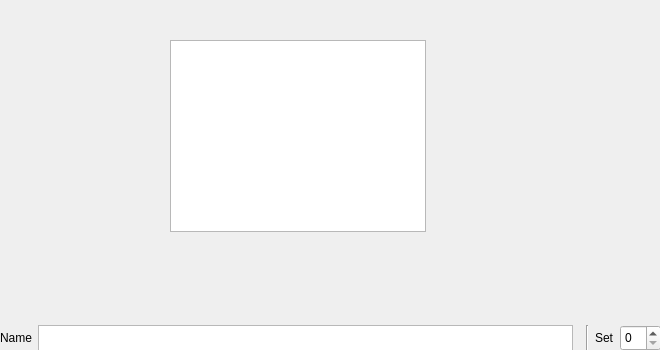
First picture: the form in src/LiveFrame.ui, repository oli-kester/kepler34, before the edit.
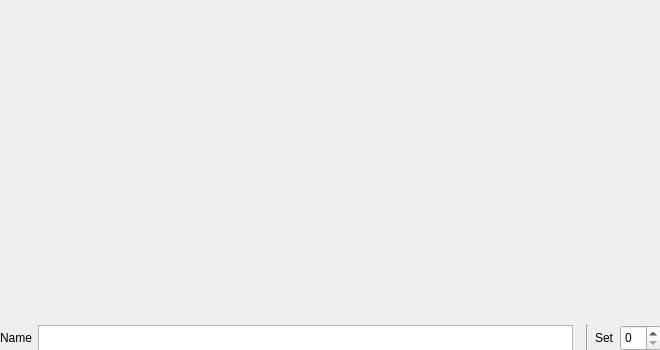
Second picture: the form after the edit.

```diff
--- a/src/LiveFrame.ui
+++ b/src/LiveFrame.ui
@@ -59,18 +59,7 @@
        <number>1</number>
       </property>
       <widget class="QWidget" name="page"/>
-      <widget class="QWidget" name="page_2">
-       <widget class="QTableView" name="tableView">
-        <property name="geometry">
-         <rect>
-          <x>170</x>
-          <y>40</y>
-          <width>256</width>
-          <height>192</height>
-         </rect>
-        </property>
-       </widget>
-      </widget>
+      <widget class="QWidget" name="page_2"/>
      </widget>
     </item>
     <item>
```
